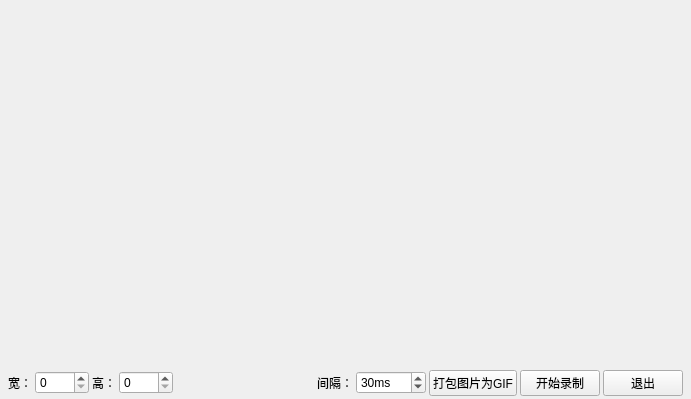
The window that xygifframe.ui (xiaoyanLG/Qt_Gif_Creator) describes before a commit, drawn with Qt 5.
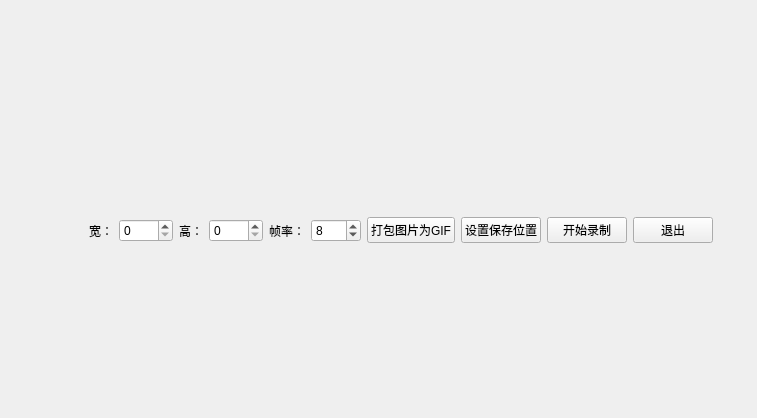
The same window after the commit.

Commit message: 优化时间间隔和界面布局效果，使窗口可以尽可能的被减小！

What changed in the file:
```diff
--- a/xygifframe.ui
+++ b/xygifframe.ui
@@ -6,52 +6,88 @@
    <rect>
     <x>0</x>
     <y>0</y>
-    <width>691</width>
-    <height>399</height>
+    <width>757</width>
+    <height>418</height>
    </rect>
   </property>
   <property name="windowTitle">
    <string>Form</string>
   </property>
-  <layout class="QVBoxLayout" name="verticalLayout">
-   <property name="spacing">
-    <number>3</number>
+  <widget class="QWidget" name="content" native="true">
+   <property name="geometry">
+    <rect>
+     <x>40</x>
+     <y>210</y>
+     <width>673</width>
+     <height>41</height>
+    </rect>
    </property>
+   <property name="sizePolicy">
+    <sizepolicy hsizetype="Minimum" vsizetype="Minimum">
+     <horstretch>0</horstretch>
+     <verstretch>0</verstretch>
+    </sizepolicy>
+   </property>
+   <layout class="QHBoxLayout" name="horizontalLayout">
    <property name="leftMargin">
-    <number>3</number>
+     <number>0</number>
    </property>
    <property name="topMargin">
-    <number>3</number>
+     <number>0</number>
    </property>
    <property name="rightMargin">
-    <number>3</number>
+     <number>0</number>
    </property>
    <property name="bottomMargin">
-    <number>3</number>
+     <number>0</number>
    </property>
    <item>
-    <spacer name="verticalSpacer">
+     <spacer name="horizontalSpacer">
      <property name="orientation">
-      <enum>Qt::Vertical</enum>
+       <enum>Qt::Horizontal</enum>
      </property>
      <property name="sizeHint" stdset="0">
       <size>
-       <width>20</width>
-       <height>248</height>
+        <width>48</width>
+        <height>20</height>
       </size>
      </property>
     </spacer>
    </item>
    <item>
-    <layout class="QHBoxLayout" name="horizontalLayout">
-     <property name="leftMargin">
-      <number>5</number>
-     </property>
-     <property name="rightMargin">
-      <number>5</number>
-     </property>
+     <widget class="QLabel" name="tips">
+      <property name="sizePolicy">
+       <sizepolicy hsizetype="Preferred" vsizetype="Minimum">
+        <horstretch>0</horstretch>
+        <verstretch>0</verstretch>
+       </sizepolicy>
+      </property>
+      <property name="text">
+       <string/>
+      </property>
+     </widget>
+    </item>
+    <item>
+     <spacer name="horizontalSpacer_2">
+      <property name="orientation">
+       <enum>Qt::Horizontal</enum>
+      </property>
+      <property name="sizeHint" stdset="0">
+       <size>
+        <width>47</width>
+        <height>20</height>
+       </size>
+      </property>
+     </spacer>
+    </item>
      <item>
       <widget class="QLabel" name="label">
+      <property name="sizePolicy">
+       <sizepolicy hsizetype="Preferred" vsizetype="Minimum">
+        <horstretch>0</horstretch>
+        <verstretch>0</verstretch>
+       </sizepolicy>
+      </property>
        <property name="text">
         <string>宽：</string>
        </property>
@@ -66,6 +102,12 @@
      </item>
      <item>
       <widget class="QLabel" name="label_2">
+      <property name="sizePolicy">
+       <sizepolicy hsizetype="Preferred" vsizetype="Minimum">
+        <horstretch>0</horstretch>
+        <verstretch>0</verstretch>
+       </sizepolicy>
+      </property>
        <property name="text">
         <string>高：</string>
        </property>
@@ -78,43 +120,16 @@
        </property>
       </widget>
      </item>
-     <item>
-      <spacer name="horizontalSpacer">
-       <property name="orientation">
-        <enum>Qt::Horizontal</enum>
-       </property>
-       <property name="sizeHint" stdset="0">
-        <size>
-         <width>40</width>
-         <height>20</height>
-        </size>
-       </property>
-      </spacer>
-     </item>
-     <item>
-      <widget class="QLabel" name="tips">
-       <property name="text">
-        <string/>
-       </property>
-      </widget>
-     </item>
-     <item>
-      <spacer name="horizontalSpacer_2">
-       <property name="orientation">
-        <enum>Qt::Horizontal</enum>
-       </property>
-       <property name="sizeHint" stdset="0">
-        <size>
-         <width>40</width>
-         <height>20</height>
-        </size>
-       </property>
-      </spacer>
-     </item>
      <item>
       <widget class="QLabel" name="label_3">
+      <property name="sizePolicy">
+       <sizepolicy hsizetype="Preferred" vsizetype="Minimum">
+        <horstretch>0</horstretch>
+        <verstretch>0</verstretch>
+       </sizepolicy>
+      </property>
        <property name="text">
-        <string>间隔：</string>
+       <string>帧率：</string>
        </property>
       </widget>
      </item>
@@ -133,16 +148,19 @@
         </size>
        </property>
        <property name="suffix">
-        <string>ms</string>
+       <string/>
        </property>
        <property name="prefix">
         <string/>
        </property>
+      <property name="minimum">
+       <number>1</number>
+      </property>
        <property name="maximum">
-        <number>9999</number>
+       <number>100</number>
        </property>
        <property name="value">
-        <number>30</number>
+       <number>8</number>
        </property>
       </widget>
      </item>
@@ -153,6 +171,13 @@
        </property>
       </widget>
      </item>
+    <item>
+     <widget class="QPushButton" name="save">
+      <property name="text">
+       <string>设置保存位置</string>
+      </property>
+     </widget>
+    </item>
      <item>
       <widget class="QPushButton" name="gif">
        <property name="text">
@@ -168,8 +193,7 @@
       </widget>
      </item>
     </layout>
-   </item>
-  </layout>
+  </widget>
  </widget>
  <resources/>
  <connections/>
```
Lines whose indentation alone changed are shown as unchanged. The commit also changes 7 other files.
